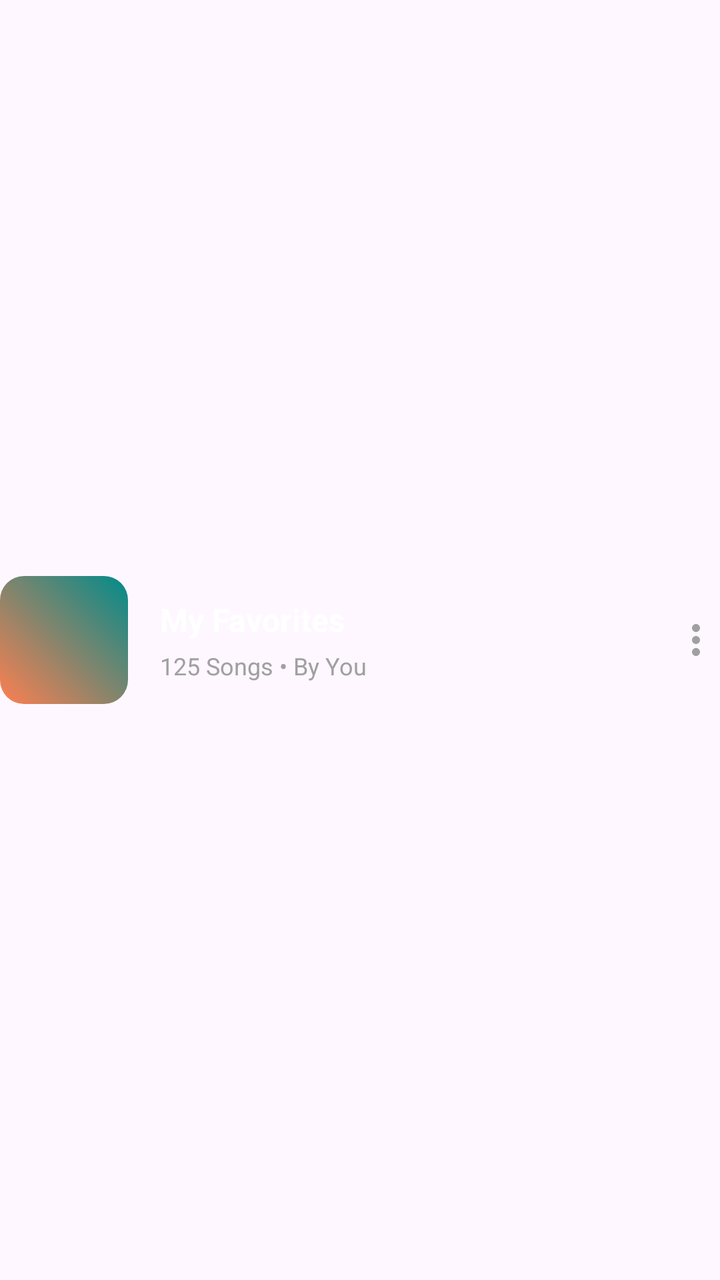
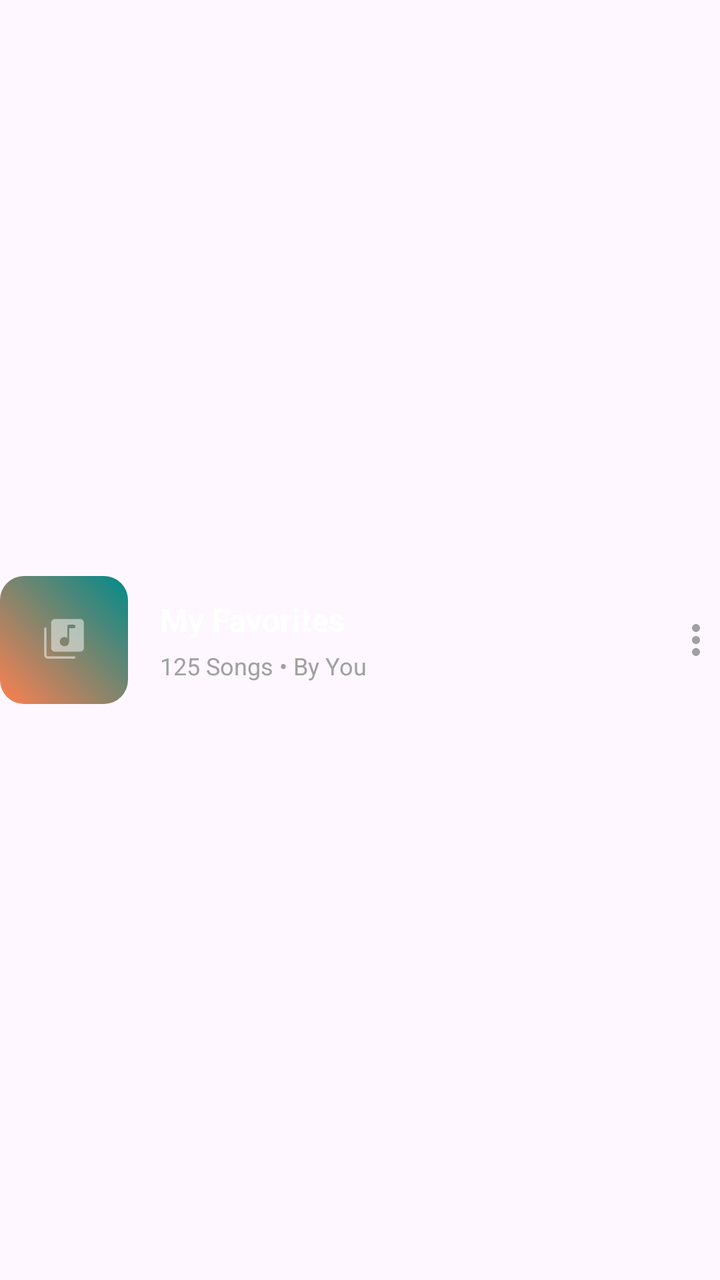

Two renders of the same Android screen: before a commit and after it. Below are the layout's source before the change and the commit's diff.
<!-- AndroidManifest.xml: application theme Theme.ViBePlayer -->
<!-- res/layout/item_playlist_row.xml -->
<?xml version="1.0" encoding="utf-8"?>
<LinearLayout xmlns:android="http://schemas.android.com/apk/res/android"
    xmlns:app="http://schemas.android.com/apk/res-auto"
    android:layout_width="match_parent"
    android:layout_height="wrap_content"
    android:background="?attr/selectableItemBackground"
    android:clickable="true"
    android:focusable="true"
    android:gravity="center_vertical"
    android:orientation="horizontal"
    android:paddingVertical="8dp">

    <androidx.cardview.widget.CardView
        android:layout_width="64dp"
        android:layout_height="64dp"
        app:cardCornerRadius="12dp"
        app:cardElevation="0dp">

        <View
            android:layout_width="match_parent"
            android:layout_height="match_parent"
            android:background="@drawable/bg_gradient_tr_to_bl" />

        <ImageView
            android:id="@+id/imgPlaylistCover"
            android:layout_width="match_parent"
            android:layout_height="match_parent"
            android:scaleType="centerCrop" />
    </androidx.cardview.widget.CardView>

    <LinearLayout
        android:layout_width="0dp"
        android:layout_height="wrap_content"
        android:layout_marginStart="16dp"
        android:layout_weight="1"
        android:orientation="vertical">

        <TextView
            android:id="@+id/txtPlaylistTitle"
            android:layout_width="wrap_content"
            android:layout_height="wrap_content"
            android:text="My Favorites"
            android:textColor="@color/white"
            android:textSize="16sp"
            android:textStyle="bold" />

        <TextView
            android:id="@+id/txtPlaylistSubtitle"
            android:layout_width="wrap_content"
            android:layout_height="wrap_content"
            android:layout_marginTop="4dp"
            android:text="125 Songs • By You"
            android:textColor="#A0A0A0"
            android:textSize="12sp" />
    </LinearLayout>

    <ImageView
        android:layout_width="24dp"
        android:layout_height="24dp"
        android:src="@drawable/ic_three_dot"
        app:tint="#A0A0A0" />
</LinearLayout>
<!-- resources referenced by this layout -->
<resources>
  <color name="white">#FFFFFFFF</color>
  <!-- drawable bg_gradient_tr_to_bl (drawable) -->
  <?xml version="1.0" encoding="utf-8"?>
  <shape xmlns:android="http://schemas.android.com/apk/res/android">
      <gradient
          android:startColor="#008B8B"
          android:endColor="#FF7F50"
          android:angle="225"/>
  </shape>
  <!-- drawable ic_three_dot (drawable) -->
  <vector xmlns:android="http://schemas.android.com/apk/res/android"
      android:width="20dp"
      android:height="20dp"
      android:viewportWidth="20"
      android:viewportHeight="20">
    <path
        android:pathData="M8.333,10C8.333,10.442 8.509,10.866 8.821,11.178C9.134,11.491 9.558,11.667 10,11.667C10.442,11.667 10.866,11.491 11.179,11.178C11.491,10.866 11.667,10.442 11.667,10C11.667,9.558 11.491,9.134 11.179,8.821C10.866,8.509 10.442,8.333 10,8.333C9.558,8.333 9.134,8.509 8.821,8.821C8.509,9.134 8.333,9.558 8.333,10ZM8.333,5C8.333,5.442 8.509,5.866 8.821,6.178C9.134,6.491 9.558,6.667 10,6.667C10.442,6.667 10.866,6.491 11.179,6.178C11.491,5.866 11.667,5.442 11.667,5C11.667,4.558 11.491,4.134 11.179,3.821C10.866,3.509 10.442,3.333 10,3.333C9.558,3.333 9.134,3.509 8.821,3.821C8.509,4.134 8.333,4.558 8.333,5ZM8.333,15C8.333,15.442 8.509,15.866 8.821,16.178C9.134,16.491 9.558,16.667 10,16.667C10.442,16.667 10.866,16.491 11.179,16.178C11.491,15.866 11.667,15.442 11.667,15C11.667,14.558 11.491,14.134 11.179,13.821C10.866,13.509 10.442,13.333 10,13.333C9.558,13.333 9.134,13.509 8.821,13.821C8.509,14.134 8.333,14.558 8.333,15Z"
        android:fillColor="#ffffff"/>
  </vector>
  <style name="Theme.ViBePlayer" parent="Base.Theme.ViBePlayer" />
  <style name="Base.Theme.ViBePlayer" parent="Theme.Material3.DayNight.NoActionBar">
          
          
      </style>
</resources>

<!-- the commit's change to res/layout/item_playlist_row.xml (unified diff, before → after) -->
@@ -22,10 +22,19 @@
             android:background="@drawable/bg_gradient_tr_to_bl" />
 
         <ImageView
+            android:layout_width="28dp"
+            android:layout_height="28dp"
+            android:layout_gravity="center"
+            android:src="@drawable/ic_music_library"
+            app:tint="#80FFFFFF" />
+
+        <ImageView
             android:id="@+id/imgPlaylistCover"
             android:layout_width="match_parent"
             android:layout_height="match_parent"
-            android:scaleType="centerCrop" />
+            android:scaleType="centerCrop"
+            android:visibility="gone" />
+
     </androidx.cardview.widget.CardView>
 
     <LinearLayout
<!-- resource entries referenced after the edit -->
@@ -9,6 +9,16 @@
           android:endColor="#FF7F50"
           android:angle="225"/>
   </shape>
+  <!-- drawable ic_music_library (drawable) -->
+  <vector xmlns:android="http://schemas.android.com/apk/res/android"
+      android:width="45dp"
+      android:height="45dp"
+      android:viewportWidth="45"
+      android:viewportHeight="45">
+    <path
+        android:pathData="M22.86,27.548C23.909,27.548 24.796,27.185 25.522,26.46C26.249,25.735 26.611,24.847 26.61,23.798V13.054H30.289C30.676,13.054 31.014,12.916 31.301,12.641C31.587,12.366 31.731,12.023 31.731,11.61C31.731,11.222 31.587,10.886 31.299,10.599C31.012,10.313 30.674,10.169 30.287,10.168H26.612C26.224,10.168 25.887,10.312 25.599,10.599C25.312,10.887 25.168,11.224 25.168,11.612V21.058C24.858,20.721 24.511,20.468 24.126,20.301C23.742,20.132 23.32,20.048 22.86,20.048C21.813,20.048 20.926,20.411 20.199,21.137C19.473,21.863 19.111,22.751 19.112,23.799C19.113,24.848 19.476,25.735 20.199,26.46C20.923,27.185 21.809,27.548 22.86,27.548ZM15.216,31.875C14.352,31.875 13.631,31.586 13.054,31.009C12.476,30.431 12.188,29.711 12.188,28.847V8.653C12.188,7.791 12.477,7.07 13.056,6.491C13.634,5.912 14.355,5.624 15.217,5.625H35.409C36.272,5.625 36.993,5.914 37.571,6.491C38.15,7.069 38.439,7.789 38.438,8.653V28.847C38.438,29.709 38.149,30.429 37.571,31.007C36.994,31.584 36.272,31.874 35.408,31.875H15.216ZM9.591,37.5C8.727,37.5 8.006,37.211 7.429,36.634C6.851,36.056 6.563,35.336 6.563,34.472V13.341C6.563,13.074 6.652,12.852 6.831,12.673C7.009,12.494 7.233,12.405 7.5,12.405C7.767,12.405 7.991,12.494 8.169,12.673C8.348,12.852 8.438,13.075 8.438,13.342V34.472C8.438,34.759 8.557,35.024 8.797,35.265C9.038,35.506 9.302,35.626 9.591,35.625H30.722C30.988,35.625 31.211,35.714 31.389,35.893C31.568,36.072 31.658,36.295 31.659,36.563C31.661,36.83 31.571,37.053 31.389,37.232C31.208,37.411 30.986,37.5 30.722,37.5H9.591Z"
+        android:fillColor="#ffffff"/>
+  </vector>
   <!-- drawable ic_three_dot (drawable) -->
   <vector xmlns:android="http://schemas.android.com/apk/res/android"
       android:width="20dp"
